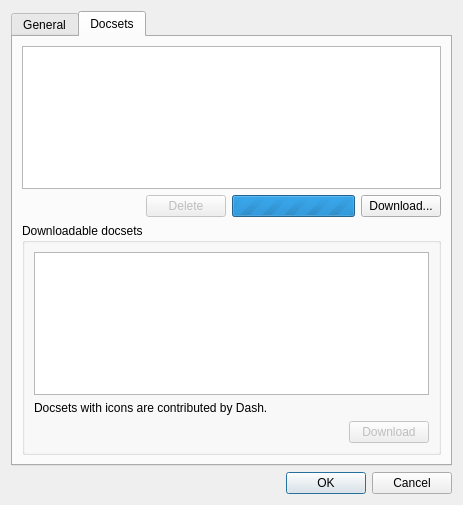
The window that zeal/zealsettingsdialog.ui (zealdocs/zeal) describes before a commit, drawn with Qt 5.
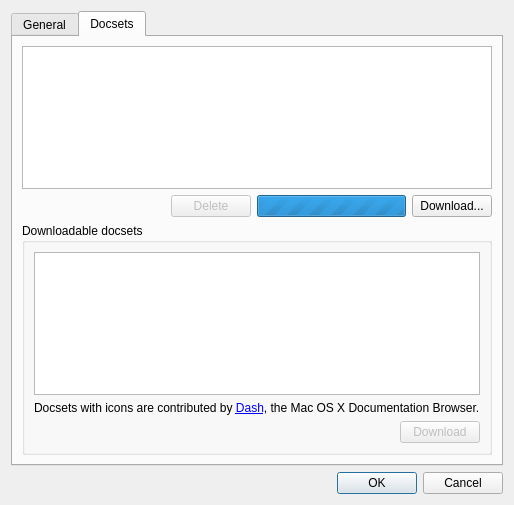
The same window after the commit. The open tabs and pages were chosen to show the change. Custom widgets are drawn as their Qt base class.

Commit message: Updated Dash docsets contribution notice

```diff
--- a/zeal/zealsettingsdialog.ui
+++ b/zeal/zealsettingsdialog.ui
@@ -6,7 +6,7 @@
    <rect>
     <x>0</x>
     <y>0</y>
-    <width>463</width>
+    <width>459</width>
     <height>505</height>
    </rect>
   </property>
@@ -149,7 +149,13 @@
           <item>
            <widget class="QLabel" name="label_4">
             <property name="text">
-             <string>Docsets with icons are contributed by Dash.</string>
+             <string>&lt;html&gt;&lt;head/&gt;&lt;body&gt;&lt;p&gt;Docsets with icons are contributed by &lt;a href=&quot;http://kapeli.com/dash&quot;&gt;&lt;span style=&quot; text-decoration: underline; color:#0000ff;&quot;&gt;Dash&lt;/span&gt;&lt;/a&gt;, the Mac OS X Documentation Browser.&lt;/p&gt;&lt;/body&gt;&lt;/html&gt;</string>
+            </property>
+            <property name="textFormat">
+             <enum>Qt::RichText</enum>
+            </property>
+            <property name="openExternalLinks">
+             <bool>true</bool>
             </property>
            </widget>
           </item>
```
